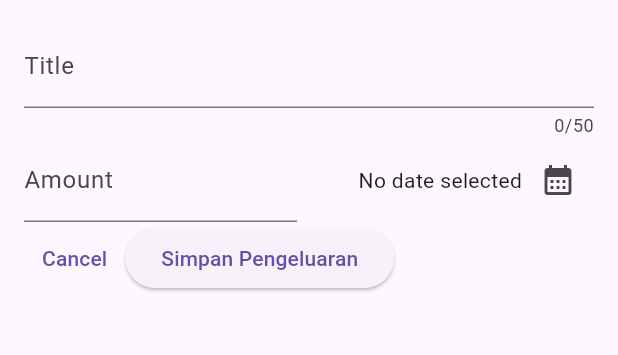
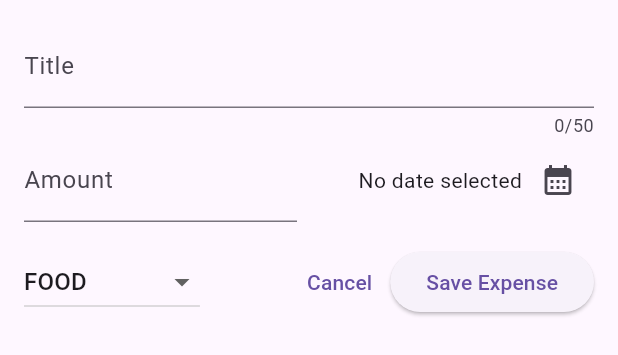
Before and after one commit to bagoesrex/FlowFin-App, a Flutter app: the NewExpense widget shown alone on an empty page, opened directly, on a phone screen of 412 x 824 dp. Shown: the top 355 px of the screen. Run offline on Flutter 3.47's test engine with Material 3 defaults, Android fonts, the phone set to English and light mode, and no system bars.

Commit message:
feat: implement dropdown categories

```diff
--- a/lib/widgets/new_expense.dart
+++ b/lib/widgets/new_expense.dart
@@ -14,6 +14,7 @@
   final _titleController = TextEditingController();
   final _amountController = TextEditingController();
   DateTime? _selectedDate;
+  Category _selectedCategory = Category.food;
 
   void _presentDatePicker() async {
     final now = DateTime.now();
@@ -80,18 +81,37 @@
               ),
             ],
           ),
+          const SizedBox(height: 16),
           Row(
             children: [
+              DropdownButton(
+                value: _selectedCategory,
+                items:
+                    Category.values
+                        .map(
+                          (category) => DropdownMenuItem(
+                            value: category,
+                            child: Text(category.name.toUpperCase()),
+                          ),
+                        )
+                        .toList(),
+                onChanged: (value) {
+                  setState(() {
+                    if (value == null) {
+                      return;
+                    }
+                    _selectedCategory = value;
+                  });
+                },
+              ),
+              const Spacer(),
               TextButton(
                 onPressed: () {
                   Navigator.pop(context);
                 },
                 child: const Text('Cancel'),
               ),
-              ElevatedButton(
-                onPressed: () {},
-                child: Text('Simpan Pengeluaran'),
-              ),
+              ElevatedButton(onPressed: () {}, child: Text('Save Expense')),
             ],
           ),
         ],
```
